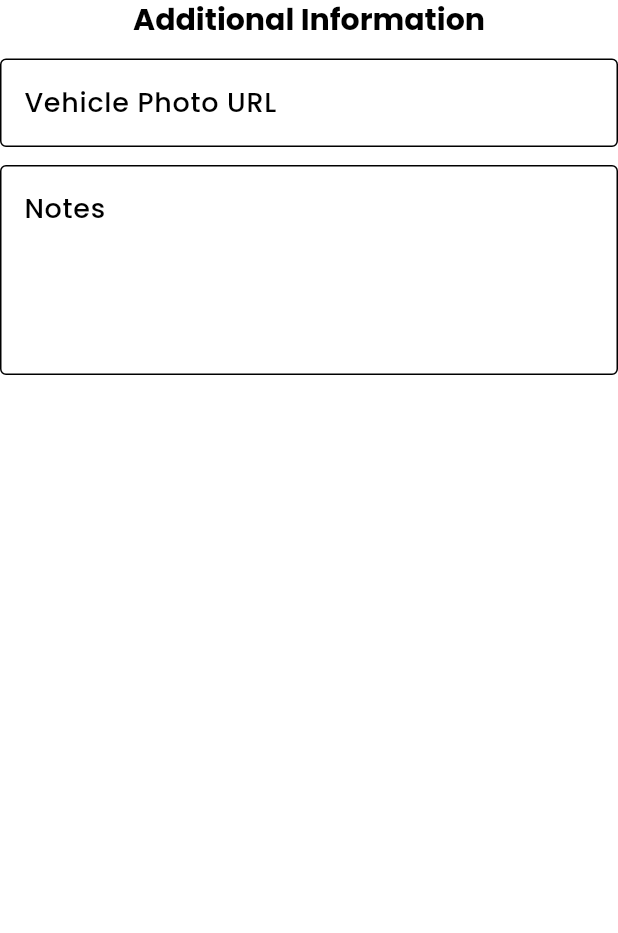
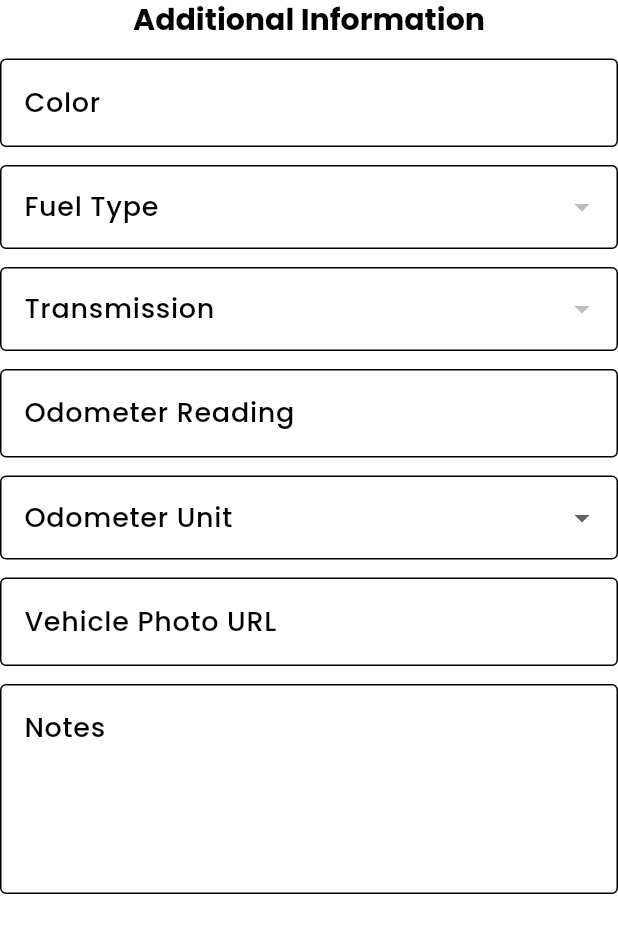
Before and after one commit to joengelena/aurae-beauty-app, a Flutter app: the AdditionalInfoSection widget shown alone on an empty page, opened directly, on a phone screen of 412 x 824 dp. Shown: the top 933 px of the screen. Run offline on Flutter 3.47's test engine with Material 3 defaults, Android fonts, the phone set to English and light mode, and no system bars; our stand-ins replace flutter_secure_storage, go_router, image_picker, smooth_page_indicator; missing offline and left inert: dart:js_interop, fetch_client; accounts and stored records are empty; network calls fail.

```diff
--- a/lib/presentation/widgets/vehicle_form/add_vehicle_form.dart
+++ b/lib/presentation/widgets/vehicle_form/add_vehicle_form.dart
@@ -4,7 +4,6 @@ import 'package:motorix_app/logic/add_vehicle_provider.dart';
 import 'package:motorix_app/presentation/widgets/vehicle_form/additional_info_section.dart';
 import 'package:motorix_app/presentation/widgets/vehicle_form/basic_vehicle_info.dart';
 import 'package:motorix_app/presentation/widgets/vehicle_form/registration_service_section.dart';
-import 'package:motorix_app/presentation/widgets/vehicle_form/vehicle_details_section.dart';
 import 'package:provider/provider.dart';
 
 class AddVehicleForm extends StatefulWidget {
@@ -64,7 +63,6 @@ class _AddVehicleFormState extends State<AddVehicleForm> {
                       ),
                 ),
                 const BasicVehicleInfo(),
-                const VehicleDetailsSection(),
                 const RegistrationServiceSection(),
                 const AdditionalInfoSection(),
                 const SizedBox(height: 20),
--- a/lib/presentation/widgets/vehicle_form/additional_info_section.dart
+++ b/lib/presentation/widgets/vehicle_form/additional_info_section.dart
@@ -1,12 +1,17 @@
 import 'package:flutter/material.dart';
 import 'package:motorix_app/logic/add_vehicle_provider.dart';
+import 'package:motorix_app/presentation/widgets/form_fields/dropdown_form_field.dart';
+import 'package:motorix_app/presentation/widgets/form_fields/number_form_field.dart';
 import 'package:motorix_app/presentation/widgets/form_fields/string_form_field.dart';
+import 'package:provider/provider.dart';
 
 class AdditionalInfoSection extends StatelessWidget {
   const AdditionalInfoSection({super.key});
 
   @override
   Widget build(BuildContext context) {
+    final provider = context.watch<AddVehicleProvider>();
+
     return Column(
       spacing: 12,
       children: [
@@ -15,6 +20,31 @@ class AdditionalInfoSection extends StatelessWidget {
           style: Theme.of(
             context,
           ).textTheme.headlineSmall?.copyWith(fontWeight: FontWeight.bold),
+        ),
+        const StringFormField<AddVehicleProvider>(
+          labelText: 'Color',
+          fieldName: 'color',
+        ),
+        DropdownFormField<AddVehicleProvider>(
+          labelText: 'Fuel Type',
+          fieldName: 'fuelType',
+          options: provider.getAttributeValues('fuel_type'),
+        ),
+        DropdownFormField<AddVehicleProvider>(
+          labelText: 'Transmission',
+          fieldName: 'transmission',
+          options: provider.getAttributeValues('transmission'),
+        ),
+        const NumberFormField<AddVehicleProvider>(
+          labelText: 'Odometer Reading',
+          fieldName: 'odometerReading',
+          min: 0,
+          max: 9999999,
+        ),
+        const DropdownFormField<AddVehicleProvider>(
+          labelText: 'Odometer Unit',
+          fieldName: 'odometerUnit',
+          options: ['km', 'mi'],
         ),
         const StringFormField<AddVehicleProvider>(
           labelText: 'Vehicle Photo URL',
```
